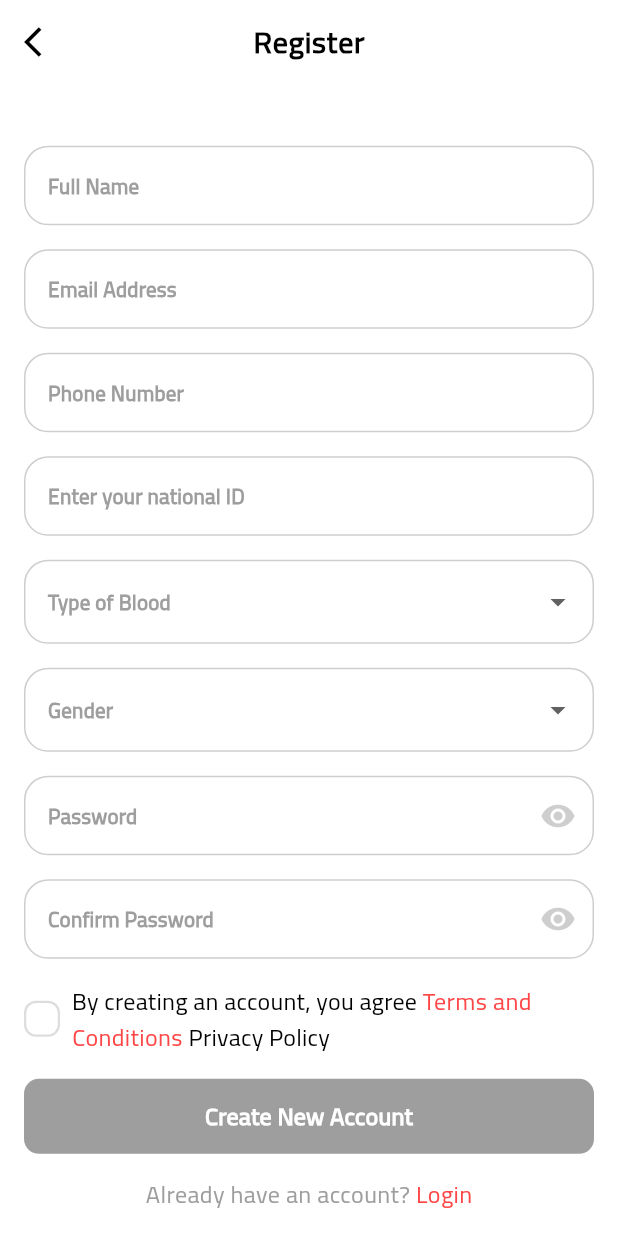
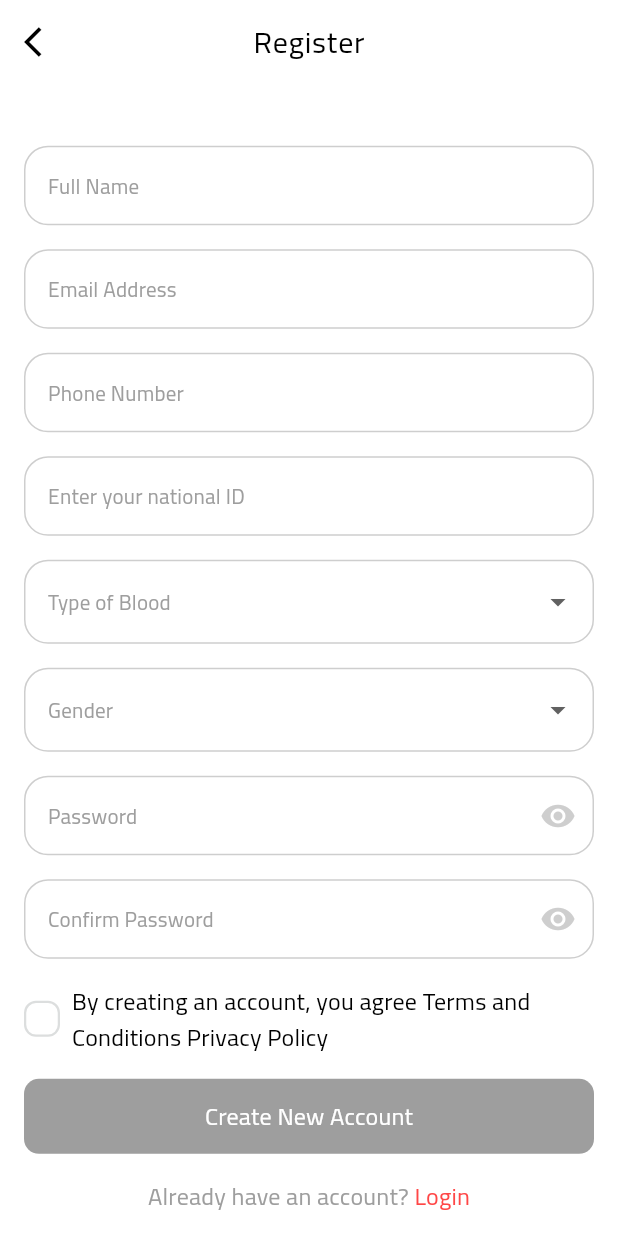
Before and after one commit to AhmedOmran22/Blood-Bank-Application, a Flutter app: the RegisterView screen opened by its route, on a phone screen of 412 x 824 dp. Run offline on Flutter 3.47's test engine with Material 3 defaults, Android fonts, the phone set to English and light mode, and no system bars; drawn by our look-alikes of modal_progress_hud_nsn; our stand-ins replace cloud_firestore, dartz, dio, easy_localization, firebase_auth, firebase_core and 10 more; accounts and stored records are empty.

Commit message:
refactoring dark and light theme , make it easy to read and understand

```diff
--- a/lib/core/themes/dark_theme.dart
+++ b/lib/core/themes/dark_theme.dart
@@ -1,12 +1,10 @@
 import 'package:blood_bank/core/utils/app_colors.dart';
-import 'package:blood_bank/core/utils/app_styles.dart';
 import 'package:flutter/material.dart';
 
 ThemeData darkTheme = ThemeData(
+  fontFamily: 'Cairo',
   splashFactory: NoSplash.splashFactory,
-  snackBarTheme: const SnackBarThemeData(
-    backgroundColor: AppColors.blackColor,
-  ),
+  snackBarTheme: darkSnackBarTheme,
   brightness: Brightness.dark,
   primaryColor: AppColors.primaryColor,
   scaffoldBackgroundColor: const Color(0xFF121212),
@@ -14,13 +12,68 @@ ThemeData darkTheme = ThemeData(
     primary: AppColors.primaryColor,
     surface: Color(0xFF2B2520),
   ),
-  appBarTheme: const AppBarTheme(
+  appBarTheme: darkAppBarTheme,
+  inputDecorationTheme: darkInputDecorationTheme,
+  textButtonTheme: TextButtonThemeData(
+    style: TextButton.styleFrom(
+      shape: RoundedRectangleBorder(
+        borderRadius: BorderRadius.circular(
+          12,
+        ),
+      ),
+      backgroundColor: AppColors.primaryColor,
+    ),
+  ),
+  textTheme: darkTextTheme,
+  bottomNavigationBarTheme: darkBottomNavigationBarTheme,
+  datePickerTheme: darkDatePickerTheme,
+);
+
+TextTheme darkTextTheme = const TextTheme(
+  titleLarge: TextStyle(fontSize: 24),
+  titleMedium: TextStyle(fontSize: 16),
+  displayLarge: TextStyle(fontSize: 28),
+  bodyLarge: TextStyle(fontSize: 20),
+  bodySmall: TextStyle(fontSize: 14),
+);
+
+BottomNavigationBarThemeData darkBottomNavigationBarTheme =
+    const BottomNavigationBarThemeData(
+  backgroundColor: Color(0xFF121212),
+  selectedItemColor: AppColors.primaryColor,
+  unselectedItemColor: AppColors.greyColor,
+  type: BottomNavigationBarType.fixed,
+);
+
+DatePickerThemeData darkDatePickerTheme = DatePickerThemeData(
+  cancelButtonStyle: ButtonStyle(
+    backgroundColor: WidgetStateProperty.all(AppColors.primaryColor),
+    foregroundColor: WidgetStateProperty.all(AppColors.whiteColor),
+  ),
+  confirmButtonStyle: ButtonStyle(
+    backgroundColor: WidgetStateProperty.all(AppColors.primaryColor),
+    foregroundColor: WidgetStateProperty.all(AppColors.whiteColor),
+  ),
+  backgroundColor: const Color(0xFF2B2520),
+  headerBackgroundColor: AppColors.primaryColor,
+  headerForegroundColor: AppColors.whiteColor,
+  surfaceTintColor: const Color(0xFF2B2520),
+  yearStyle: const TextStyle(fontSize: 16),
+  dayStyle: const TextStyle(fontSize: 16),
+  todayBorder: const BorderSide(color: AppColors.primaryColor, width: 2),
+  dayOverlayColor:
+      WidgetStateProperty.all(AppColors.primaryColor.withAlpha(64)),
+);
+
+SnackBarThemeData darkSnackBarTheme = const SnackBarThemeData(
+  backgroundColor: AppColors.blackColor,
+);
+AppBarTheme darkAppBarTheme = const AppBarTheme(
   backgroundColor: Color(0xFF121212),
   surfaceTintColor: Color(0xFF121212),
-  ),
-  inputDecorationTheme: InputDecorationTheme(
-    fillColor: const Color(0xFF121212),
-    filled: true,
+);
+
+InputDecorationTheme darkInputDecorationTheme = InputDecorationTheme(
   border: OutlineInputBorder(
     borderRadius: BorderRadius.circular(16),
     borderSide: BorderSide(color: AppColors.greyColor.withAlpha(128)),
@@ -33,10 +86,11 @@ ThemeData darkTheme = ThemeData(
     borderRadius: BorderRadius.circular(16),
     borderSide: BorderSide(color: AppColors.greyColor.withAlpha(128)),
   ),
-    floatingLabelStyle: AppStyles.cairoRegular14.copyWith(color: Colors.white),
-    hintStyle: AppStyles.cairoRegular14.copyWith(color: AppColors.greyColor),
-  ),
-  textButtonTheme: TextButtonThemeData(
+  floatingLabelStyle: const TextStyle(fontSize: 14),
+  hintStyle: const TextStyle(fontSize: 14, color: AppColors.greyColor),
+);
+
+TextButtonThemeData darkTextButtonTheme = TextButtonThemeData(
   style: TextButton.styleFrom(
     shape: RoundedRectangleBorder(
       borderRadius: BorderRadius.circular(
@@ -45,40 +99,4 @@ ThemeData darkTheme = ThemeData(
     ),
     backgroundColor: AppColors.primaryColor,
   ),
-  ),
-  textTheme: TextTheme(
-    titleLarge: AppStyles.cairoBold24.copyWith(color: AppColors.whiteColor),
-    titleMedium: AppStyles.cairoRegular16.copyWith(
-      color: AppColors.whiteColor,
-      fontWeight: FontWeight.w900,
-    ),
-    displayLarge: AppStyles.cairoBold28.copyWith(color: AppColors.whiteColor),
-    bodyLarge: AppStyles.cairoBold20.copyWith(color: AppColors.whiteColor),
-    bodySmall: AppStyles.cairoRegular14.copyWith(color: AppColors.whiteColor),
-  ),
-  bottomNavigationBarTheme: const BottomNavigationBarThemeData(
-    backgroundColor: Color(0xFF121212),
-    selectedItemColor: AppColors.primaryColor,
-    unselectedItemColor: AppColors.greyColor,
-    type: BottomNavigationBarType.fixed,
-  ),
-  datePickerTheme: DatePickerThemeData(
-    cancelButtonStyle: ButtonStyle(
-      backgroundColor: WidgetStateProperty.all(AppColors.primaryColor),
-      foregroundColor: WidgetStateProperty.all(AppColors.whiteColor),
-    ),
-    confirmButtonStyle: ButtonStyle(
-      backgroundColor: WidgetStateProperty.all(AppColors.primaryColor),
-      foregroundColor: WidgetStateProperty.all(AppColors.whiteColor),
-    ),
-    backgroundColor: const Color(0xFF2B2520),
-    headerBackgroundColor: AppColors.primaryColor,
-    headerForegroundColor: AppColors.whiteColor,
-    surfaceTintColor: const Color(0xFF2B2520),
-    yearStyle: AppStyles.cairoRegular16.copyWith(color: AppColors.whiteColor),
-    dayStyle: AppStyles.cairoRegular16.copyWith(color: AppColors.whiteColor),
-    todayBorder: const BorderSide(color: AppColors.primaryColor, width: 2),
-    dayOverlayColor:
-        WidgetStateProperty.all(AppColors.primaryColor.withAlpha(64)),
-  ),
 );
--- a/lib/core/themes/light_theme.dart
+++ b/lib/core/themes/light_theme.dart
@@ -1,13 +1,11 @@
 import 'package:flutter/material.dart';
 
 import '../utils/app_colors.dart';
-import '../utils/app_styles.dart';
 
 ThemeData lightTheme = ThemeData(
+  fontFamily: 'Cairo',
   splashFactory: NoSplash.splashFactory,
-  snackBarTheme: const SnackBarThemeData(
-    backgroundColor: AppColors.whiteColor,
-  ),
+  snackBarTheme: lightSnackBarTheme,
   brightness: Brightness.light,
   primaryColor: AppColors.primaryColor,
   scaffoldBackgroundColor: AppColors.whiteColor,
@@ -15,11 +13,67 @@ ThemeData lightTheme = ThemeData(
     primary: AppColors.primaryColor,
     surface: const Color(0xfffff6ee),
   ),
-  appBarTheme: const AppBarTheme(
+  appBarTheme: lightAppBarTheme,
+  inputDecorationTheme: lightInputDecorationTheme,
+  textButtonTheme: TextButtonThemeData(
+    style: TextButton.styleFrom(
+      shape: RoundedRectangleBorder(
+        borderRadius: BorderRadius.circular(
+          12,
+        ),
+      ),
+      backgroundColor: AppColors.primaryColor,
+    ),
+  ),
+  textTheme: lightTextTheme,
+  bottomNavigationBarTheme: lightBottomNavigationBarTheme,
+  datePickerTheme: lightDatePickerTheme,
+);
+
+TextTheme lightTextTheme = const TextTheme(
+  titleLarge: TextStyle(fontSize: 24),
+  titleMedium: TextStyle(fontSize: 16),
+  displayLarge: TextStyle(fontSize: 28),
+  bodyLarge: TextStyle(fontSize: 20),
+  bodySmall: TextStyle(fontSize: 14),
+);
+
+BottomNavigationBarThemeData lightBottomNavigationBarTheme =
+    const BottomNavigationBarThemeData(
+  backgroundColor: Color(0xFF121212),
+  selectedItemColor: AppColors.primaryColor,
+  unselectedItemColor: AppColors.greyColor,
+  type: BottomNavigationBarType.fixed,
+);
+
+DatePickerThemeData lightDatePickerTheme = DatePickerThemeData(
+  cancelButtonStyle: ButtonStyle(
+    backgroundColor: WidgetStateProperty.all(AppColors.primaryColor),
+    foregroundColor: WidgetStateProperty.all(AppColors.whiteColor),
+  ),
+  confirmButtonStyle: ButtonStyle(
+    backgroundColor: WidgetStateProperty.all(AppColors.primaryColor),
+    foregroundColor: WidgetStateProperty.all(AppColors.whiteColor),
+  ),
+  backgroundColor: const Color(0xFF2B2520),
+  headerBackgroundColor: AppColors.primaryColor,
+  headerForegroundColor: AppColors.whiteColor,
+  surfaceTintColor: const Color(0xFF2B2520),
+  yearStyle: const TextStyle(fontSize: 16),
+  dayStyle: const TextStyle(fontSize: 16),
+  todayBorder: const BorderSide(color: AppColors.primaryColor, width: 2),
+  dayOverlayColor:
+      WidgetStateProperty.all(AppColors.primaryColor.withAlpha(64)),
+);
+SnackBarThemeData lightSnackBarTheme = const SnackBarThemeData(
+  backgroundColor: AppColors.blackColor,
+);
+AppBarTheme lightAppBarTheme = const AppBarTheme(
   backgroundColor: AppColors.whiteColor,
   surfaceTintColor: AppColors.whiteColor,
-  ),
-  inputDecorationTheme: InputDecorationTheme(
+);
+
+InputDecorationTheme lightInputDecorationTheme = InputDecorationTheme(
   border: OutlineInputBorder(
     borderRadius: BorderRadius.circular(16),
     borderSide: BorderSide(color: AppColors.greyColor.withAlpha(128)),
@@ -32,10 +86,11 @@ ThemeData lightTheme = ThemeData(
     borderRadius: BorderRadius.circular(16),
     borderSide: BorderSide(color: AppColors.greyColor.withAlpha(128)),
   ),
-    floatingLabelStyle: AppStyles.cairoRegular14,
-    hintStyle: AppStyles.cairoRegular14.copyWith(color: AppColors.greyColor),
-  ),
-  textButtonTheme: TextButtonThemeData(
+  floatingLabelStyle: const TextStyle(fontSize: 14),
+  hintStyle: const TextStyle(fontSize: 14, color: AppColors.greyColor),
+);
+
+TextButtonThemeData lightTextButtonTheme = TextButtonThemeData(
   style: TextButton.styleFrom(
     shape: RoundedRectangleBorder(
       borderRadius: BorderRadius.circular(
@@ -44,39 +99,4 @@ ThemeData lightTheme = ThemeData(
     ),
     backgroundColor: AppColors.primaryColor,
   ),
-  ),
-  textTheme: TextTheme(
-    titleLarge: AppStyles.cairoBold24.copyWith(color: AppColors.blackColor),
-    titleMedium: AppStyles.cairoRegular16.copyWith(
-      color: AppColors.blackColor,
-      fontWeight: FontWeight.w900,
-    ),
-    displayLarge: AppStyles.cairoBold28.copyWith(color: AppColors.blackColor),
-    bodyLarge: AppStyles.cairoBold20.copyWith(color: AppColors.blackColor),
-    bodySmall: AppStyles.cairoRegular14.copyWith(color: AppColors.blackColor),
-  ),
-  bottomNavigationBarTheme: const BottomNavigationBarThemeData(
-    backgroundColor: AppColors.whiteColor,
-    selectedItemColor: AppColors.primaryColor,
-  ),
-  datePickerTheme: DatePickerThemeData(
-    cancelButtonStyle: ButtonStyle(
-      backgroundColor: WidgetStateProperty.all(AppColors.primaryColor),
-      foregroundColor: WidgetStateProperty.all(AppColors.blackColor),
-    ),
-    confirmButtonStyle: ButtonStyle(
-      backgroundColor: WidgetStateProperty.all(AppColors.primaryColor),
-      foregroundColor: WidgetStateProperty.all(AppColors.blackColor),
-    ),
-    // backgroundColor: const Color(0xFF2B2520),
-    headerBackgroundColor: AppColors.primaryColor,
-    // headerForegroundColor: AppColors.whiteColor,
-    surfaceTintColor: const Color(0xFF2B2520),
-    yearStyle: AppStyles.cairoRegular16.copyWith(color: AppColors.blackColor),
-    dayStyle: AppStyles.cairoRegular16.copyWith(color: AppColors.blackColor),
-    todayBorder: const BorderSide(color: AppColors.primaryColor, width: 2),
-    dayOverlayColor:
-        WidgetStateProperty.all(AppColors.primaryColor.withAlpha(64)),
-
-  ),
 );
--- a/lib/core/utils/app_styles.dart
+++ b/lib/core/utils/app_styles.dart
@@ -1,35 +1,35 @@
-import 'package:blood_bank/core/utils/app_colors.dart';
-import 'package:flutter/material.dart';
+// import 'package:blood_bank/core/utils/app_colors.dart';
+// import 'package:flutter/material.dart';
 
-abstract class AppStyles {
-  static const TextStyle cairoBold24 = TextStyle(
-    fontSize: 24,
-    fontWeight: FontWeight.w700,
-    fontFamily: 'Cairo',
-    color: AppColors.primaryColor,
-  );
-  static const TextStyle cairoRegular16 = TextStyle(
-    fontSize: 16,
-    fontWeight: FontWeight.w500,
-    fontFamily: 'Cairo',
-    color: AppColors.primaryColor,
-  );
-  static const TextStyle cairoRegular14 = TextStyle(
-    fontSize: 14,
-    fontWeight: FontWeight.w400,
-    fontFamily: 'Cairo',
-    color: AppColors.blackColor,
-  );
-  static const TextStyle cairoBold28 = TextStyle(
-    fontSize: 28,
-    fontWeight: FontWeight.w700,
-    fontFamily: 'Cairo',
-    color: AppColors.primaryColor,
-  );
-  static const TextStyle cairoBold20 = TextStyle(
-    fontSize: 20,
-    fontWeight: FontWeight.w700,
-    fontFamily: 'Cairo',
-    color: AppColors.blackColor,
-  );
-}
+// abstract class AppStyles {
+//   static const TextStyle cairoBold24 = TextStyle(
+//     fontSize: 24,
+//     fontWeight: FontWeight.w700,
+//     fontFamily: 'Cairo',
+//     color: AppColors.primaryColor,
+//   );
+//   static const TextStyle cairoRegular16 = TextStyle(
+//     fontSize: 16,
+//     fontWeight: FontWeight.w500,
+//     fontFamily: 'Cairo',
+//     color: AppColors.primaryColor,
+//   );
+//   static const TextStyle cairoRegular14 = TextStyle(
+//     fontSize: 14,
+//     fontWeight: FontWeight.w400,
+//     fontFamily: 'Cairo',
+//     color: AppColors.blackColor,
+//   );
+//   static const TextStyle cairoBold28 = TextStyle(
+//     fontSize: 28,
+//     fontWeight: FontWeight.w700,
+//     fontFamily: 'Cairo',
+//     color: AppColors.primaryColor,
+//   );
+//   static const TextStyle cairoBold20 = TextStyle(
+//     fontSize: 20,
+//     fontWeight: FontWeight.w700,
+//     fontFamily: 'Cairo',
+//     color: AppColors.blackColor,
+//   );
+// }
--- a/lib/features/auth/presentation/views/widgets/already_have_an_account.dart
+++ b/lib/features/auth/presentation/views/widgets/already_have_an_account.dart
@@ -3,8 +3,8 @@ import 'package:flutter/gestures.dart';
 import 'package:flutter/material.dart';
 
 import '../../../../../core/utils/app_colors.dart';
-import '../../../../../core/utils/app_styles.dart';
 import '../../../../../core/routes/app_routes.dart';
+
 class AlreadyHaveAnAccount extends StatelessWidget {
   const AlreadyHaveAnAccount({
     super.key,
@@ -17,8 +17,10 @@ class AlreadyHaveAnAccount extends StatelessWidget {
         children: [
           TextSpan(
             text: "Already have an account?".tr(),
-            style:
-                AppStyles.cairoRegular16.copyWith(color: AppColors.greyColor),
+            style: Theme.of(context).textTheme.titleMedium!.copyWith(
+                  fontWeight: FontWeight.w500,
+                  color: AppColors.greyColor,
+                ),
           ),
           TextSpan(
             recognizer: TapGestureRecognizer()
@@ -26,9 +28,9 @@ class AlreadyHaveAnAccount extends StatelessWidget {
                 Navigator.pushReplacementNamed(context, AppRoutes.login);
               },
             text: "Login".tr(),
-            style: AppStyles.cairoRegular16.copyWith(
-              color: AppColors.primaryColor,
-            ),
+            style: Theme.of(context).textTheme.titleMedium!.copyWith(
+                  color: AppColors.primaryColor,
+                ),
           ),
         ],
       ),
--- a/lib/features/auth/presentation/views/widgets/terms_and_conditions.dart
+++ b/lib/features/auth/presentation/views/widgets/terms_and_conditions.dart
@@ -1,6 +1,5 @@
 import 'package:easy_localization/easy_localization.dart';
 import 'package:flutter/material.dart';
-import '../../../../../core/utils/app_styles.dart';
 import 'custom_check_box.dart';
 
 class TermsAndConditions extends StatefulWidget {
@@ -42,7 +41,7 @@ class _TermsAndConditionsState extends State<TermsAndConditions> {
                 ),
                 TextSpan(
                   text: "Terms and Conditions".tr(),
-                  style: AppStyles.cairoRegular16,
+                  style: Theme.of(context).textTheme.titleMedium,
                 ),
                 TextSpan(
                   text: "Privacy Policy".tr(),
```
Also changed, not shown: lib/features/auth/presentation/views/widgets/do_not_have_an_account.dart (+3 -4 lines). Lines whose indentation alone changed are shown as unchanged.
